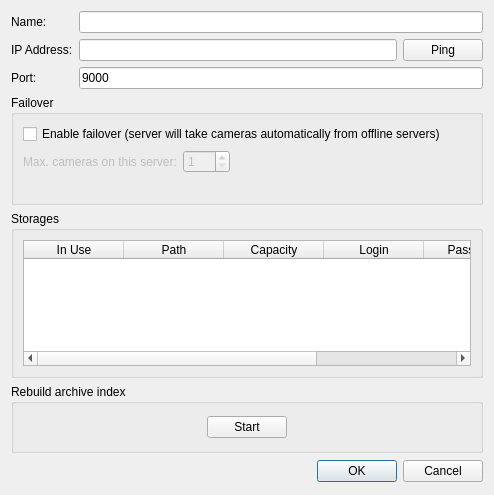
Qt form client/src/ui/dialogs/server_settings_dialog.ui (networkoptix/nx_open) before a commit.
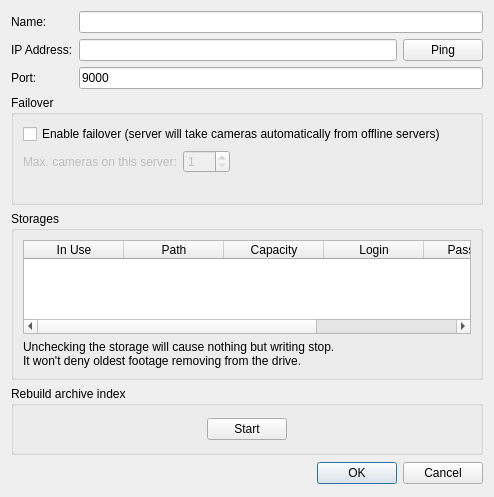
The same form after that commit. Custom widgets are drawn as their Qt base class.

Commit message:
Feature #5517: Add warning to "Server Settings" about storage usage
<==== Mercurial data ====>
Branch: dev_2.3.2

```diff
--- a/client/src/ui/dialogs/server_settings_dialog.ui
+++ b/client/src/ui/dialogs/server_settings_dialog.ui
@@ -7,7 +7,7 @@
     <x>0</x>
     <y>0</y>
     <width>494</width>
-    <height>495</height>
+    <height>497</height>
    </rect>
   </property>
   <property name="windowTitle">
@@ -163,7 +163,7 @@
      <property name="title">
       <string>Storages</string>
      </property>
-     <layout class="QHBoxLayout" name="horizontalLayout_3">
+     <layout class="QVBoxLayout" name="verticalLayout_4">
       <item>
        <widget class="QTableWidget" name="storagesTable">
         <property name="autoFillBackground">
@@ -228,6 +228,14 @@
         </column>
        </widget>
       </item>
+      <item>
+       <widget class="QLabel" name="storagesWarningLabel">
+        <property name="text">
+         <string>Unchecking the storage will cause nothing but writing stop.
+It won't deny oldest footage removing from the drive.</string>
+        </property>
+       </widget>
+      </item>
      </layout>
     </widget>
    </item>
```
The commit also changes 2 other files.
